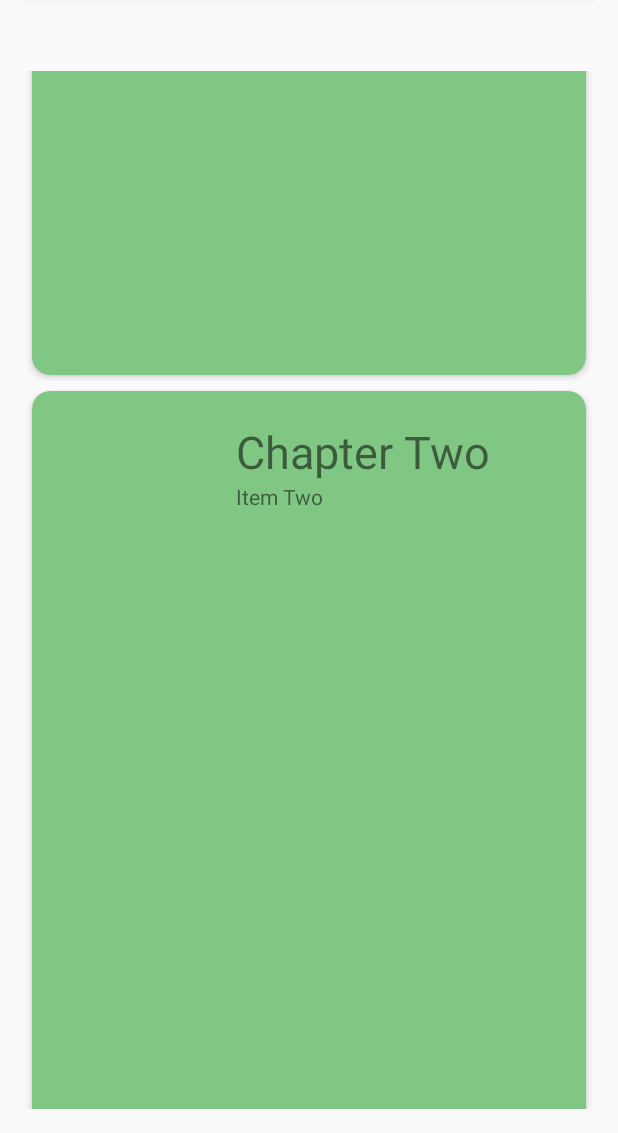
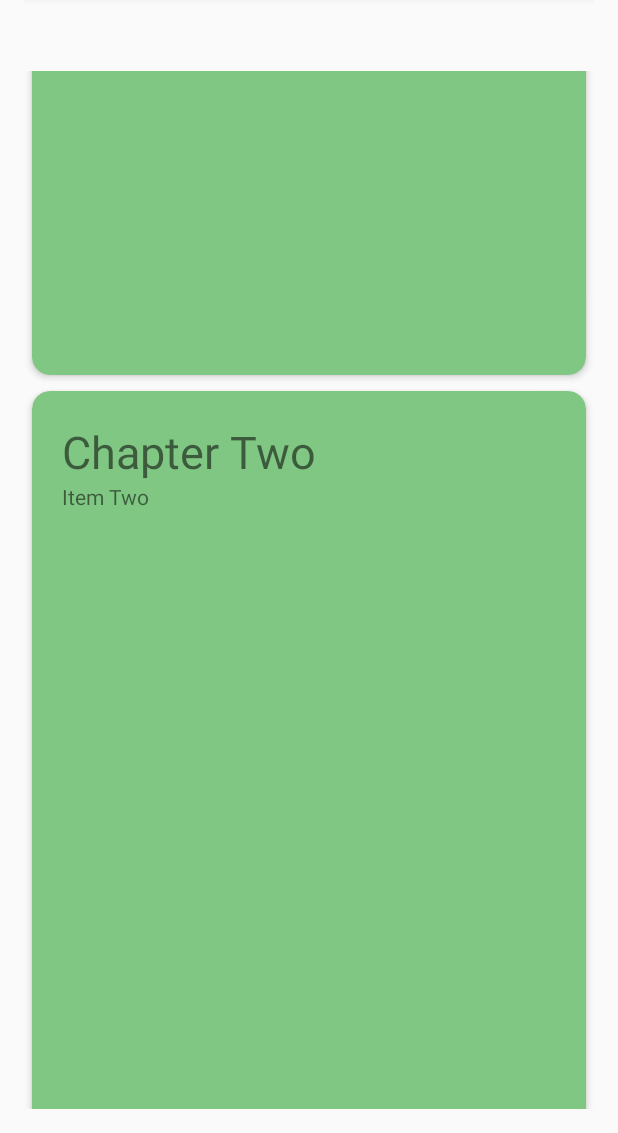
Before and after one commit to Nelson-Brady/ScraperMain246, an Android app: the DisplayCode screen opened directly, with no data from a screen before it, scrolled down 484 dp, on a phone screen of 412 x 824 dp, the part 103-1236 px from its top. Run offline under Robolectric (Android 15) with nearby library versions, the phone set to English and light mode, and no system bars; 2 statements that could not run were skipped.

Commit message:
Merge branch 'master' of C:\Users\ryani\AndroidStudioProjects\ScraperMain246 with conflicts.

```diff
--- a/app/src/main/java/com/brady/scrapermain/MyAdapter.java
+++ b/app/src/main/java/com/brady/scrapermain/MyAdapter.java
@@ -40,7 +40,7 @@ public class MyAdapter extends RecyclerView.Adapter<MyAdapter.ViewHolder> {
             "Item Seven",
             "Item Eight"};
 
-    /*private int[] images = {R.drawable.creeper,
+    private int[] images = {R.drawable.creeper,
             R.drawable.creeper,
             R.drawable.creeper,
             R.drawable.creeper,
@@ -48,7 +48,6 @@ public class MyAdapter extends RecyclerView.Adapter<MyAdapter.ViewHolder> {
             R.drawable.creeper,
             R.drawable.creeper,
             R.drawable.creeper};
-            */
 
 
     // Provide a reference to the views for each data item
@@ -93,7 +92,7 @@ public class MyAdapter extends RecyclerView.Adapter<MyAdapter.ViewHolder> {
     public void onBindViewHolder(MyAdapter.ViewHolder viewHolder, int i) {
         viewHolder.itemTitle.setText(titles[i]);
         viewHolder.itemDetail.setText(details[i]);
-        //viewHolder.itemImage.setImageResource(images[i]);
+        viewHolder.itemImage.setImageResource(images[i]);
 
     }
 
--- a/app/src/main/java/com/brady/scrapermain/receiveData.java
+++ b/app/src/main/java/com/brady/scrapermain/receiveData.java
@@ -66,8 +66,8 @@ public class receiveData extends AsyncTask<URL, Integer, Long> {
         try {
             client = (HttpURLConnection) url.openConnection();
             client.setRequestMethod("POST");
-            //client.setRequestProperty("DCPID","DD231226");  I don't think we need these
-            //client.setRequestProperty("SINCE","5");
+            //client.setRequestProperty("DCPID",DCPID);  I don't think we need these
+            //client.setRequestProperty("SINCE",SinceTime);
             client.setRequestProperty("multipart/form-data", "https://eddn.usgs.gov/fieldtest.html;charset=UTF-8");
             client.setDoInput(true);
             client.setDoOutput(true);
--- a/app/src/main/res/layout/display_layout.xml
+++ b/app/src/main/res/layout/display_layout.xml
@@ -19,28 +19,27 @@
         android:padding="16dp" >
 
 
-        <ImageView
+        <!--<ImageView
             android:layout_width="100dp"
             android:layout_height="100dp"
             android:id="@+id/item_image"
             android:layout_alignParentLeft="true"
             android:layout_alignParentTop="true"
             android:layout_marginRight="16dp"
-            />
+            />-->
 
         <TextView
             android:layout_width="wrap_content"
             android:layout_height="wrap_content"
             android:id="@+id/item_title"
-            android:layout_toRightOf="@+id/item_image"
             android:layout_alignParentTop="true"
             android:textSize="30sp" />
+        <!--android:layout_toRightOf="@+id/item_image"  same for next-->
 
         <TextView
             android:layout_width="wrap_content"
             android:layout_height="wrap_content"
             android:id="@+id/item_detail"
-            android:layout_toRightOf="@+id/item_image"
             android:layout_below="@+id/item_title"/>
 
     </RelativeLayout>
```
Also changed, not shown: app/src/main/java/com/brady/scrapermain/inputcode.java (+0 -12 lines).
